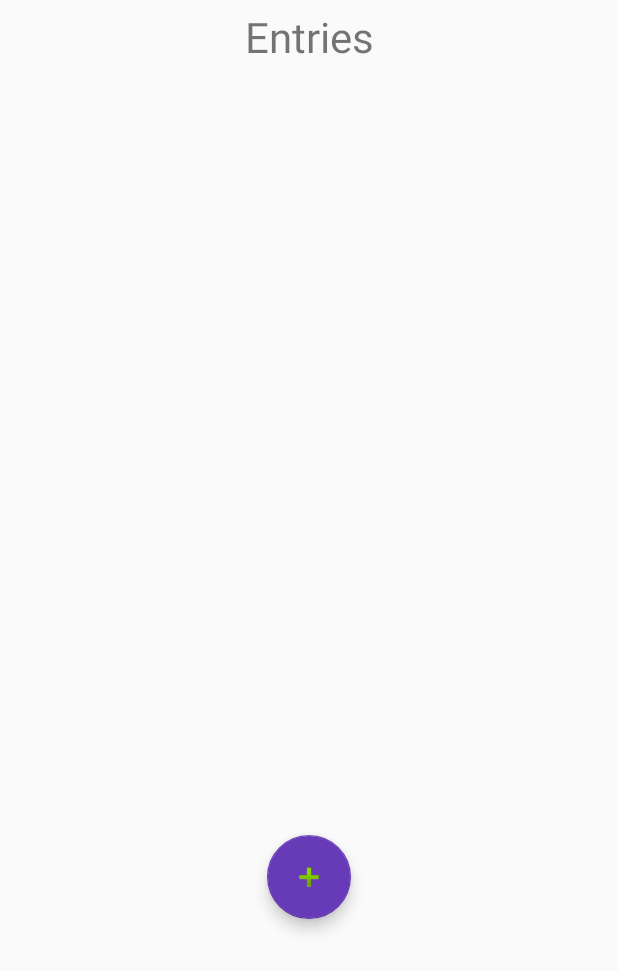
After one commit to MyPAM/MyPAM, an Android app: the layout fragment_entries.xml on its own in the app's theme, with its tools: preview values and no code run, on a phone screen of 412 x 824 dp. The commit adds this screen. Shown: the top 971 px of the screen. Run offline under Robolectric (Android 15) with nearby library versions, the phone set to English and light mode, and no system bars.

Commit message:
Created the Entries Database and gridview to show the list of entries

```diff
--- a/app/src/main/java/com/comp231/mypam/ui/accounts/AccountFragment.java
+++ b/app/src/main/java/com/comp231/mypam/ui/accounts/AccountFragment.java
@@ -4,7 +4,6 @@ import android.content.Context;
 import android.content.Intent;
 import android.os.Build;
 import android.os.Bundle;
-import android.util.Log;
 import android.view.LayoutInflater;
 import android.view.View;
 import android.view.ViewGroup;
@@ -21,7 +20,6 @@ import androidx.lifecycle.ViewModelProviders;
 
 import com.comp231.mypam.AccountInfo;
 import com.comp231.mypam.AccountItemAdapterListView;
-import com.comp231.mypam.CategoryActivity;
 import com.comp231.mypam.R;
 import com.comp231.mypam.database.DataSource;
 import com.comp231.mypam.model.Account;
--- /dev/null
+++ b/app/src/main/res/layout/fragment_entries.xml
@@ -0,0 +1,51 @@
+<?xml version="1.0" encoding="utf-8"?>
+<RelativeLayout
+    xmlns:android="http://schemas.android.com/apk/res/android"
+    xmlns:app="http://schemas.android.com/apk/res-auto"
+    xmlns:tools="http://schemas.android.com/tools"
+    android:layout_width="match_parent"
+    android:layout_height="match_parent"
+    tools:context=".EntryActivity">
+
+    <TextView
+        android:id="@+id/textView"
+        android:layout_width="match_parent"
+        android:layout_height="wrap_content"
+        android:gravity="center_horizontal"
+        android:paddingTop="5dp"
+        android:paddingBottom="5dp"
+        android:text="@string/entries"
+        android:textSize="28sp"
+        app:layout_constraintEnd_toStartOf="@android:id/list"
+        app:layout_constraintRight_toRightOf="parent"
+        app:layout_constraintStart_toEndOf="parent"
+        app:layout_constraintTop_toTopOf="@android:id/list" />
+
+    <GridView
+        android:id="@android:id/list"
+        android:layout_width="match_parent"
+        android:layout_height="508dp"
+        android:layout_below="@id/textView"
+        android:paddingBottom="10dp"
+        android:columnWidth="75dip"
+        android:gravity="center"
+        android:horizontalSpacing="5dip"
+        android:numColumns="3"
+        android:stretchMode="columnWidth"
+        android:verticalSpacing="10dip"/>
+
+    <com.google.android.material.floatingactionbutton.FloatingActionButton
+        android:id="@+id/fabAdd"
+        android:layout_width="wrap_content"
+        android:layout_height="wrap_content"
+        android:layout_below="@android:id/list"
+        android:layout_centerHorizontal="true"
+        android:background="#673AB7"
+        android:clickable="true"
+        android:focusable="auto"
+        android:paddingTop="15dp"
+        app:backgroundTint="#673AB7"
+        app:srcCompat="@android:drawable/ic_input_add" />
+
+
+</RelativeLayout>
--- a/app/src/main/res/menu/activity_home_drawer.xml
+++ b/app/src/main/res/menu/activity_home_drawer.xml
@@ -16,5 +16,9 @@
             android:id="@+id/nav_slideshow"
             android:icon="@drawable/ic_menu_slideshow"
             android:title="@string/menu_slideshow" />
+        <item
+            android:id="@+id/nav_entries"
+            android:icon="@android:drawable/ic_menu_edit"
+            android:title="@string/entries" />
     </group>
 </menu>
--- a/app/src/main/res/navigation/mobile_navigation.xml
+++ b/app/src/main/res/navigation/mobile_navigation.xml
@@ -40,4 +40,9 @@
         android:name="com.comp231.mypam.ui.accounts.AccountFragment"
         android:label="@string/menu_slideshow"
         tools:layout="@layout/fragment_slideshow" />
+    <fragment
+        android:id="@+id/nav_entries"
+        android:name="com.comp231.mypam.ui.entries.EntriesFragment"
+        android:label="@string/menu_entries"
+        tools:layout="@layout/fragment_entries" />
 </navigation>
--- a/app/src/main/res/values/strings.xml
+++ b/app/src/main/res/values/strings.xml
@@ -29,5 +29,7 @@
     <string name="hello_blank_fragment">Hello blank fragment</string>
     <string name="title_activity_home">HomeActivity</string>
     <string name="accounts">Accounts</string>
+    <string name="entries">Entries</string>
+    <string name="menu_entries">Entries</string>
 
 </resources>
```
Also changed, not shown: app/src/main/AndroidManifest.xml (+12 -13 lines), app/src/main/java/com/comp231/mypam/EntryActivity.java (added, +28 -0 lines), app/src/main/java/com/comp231/mypam/EntryItemAdapterListView.java (added, +51 -0 lines), app/src/main/java/com/comp231/mypam/database/DBHelper.java (+4 -4 lines), app/src/main/java/com/comp231/mypam/database/DataSource.java (+50 -2 lines), app/src/main/java/com/comp231/mypam/database/EntriesTable.java (+10 -6 lines), app/src/main/java/com/comp231/mypam/model/Entry.java (+17 -1 lines), app/src/main/java/com/comp231/mypam/sample/SampleDataProvider.java (+26 -1 lines), app/src/main/java/com/comp231/mypam/ui/entries/EntriesFragment.java (added, +118 -0 lines), app/src/main/res/layout/activity_entry.xml (added, +9 -0 lines), app/src/main/res/layout/sample_entries.xml (added, +17 -0 lines), app/src/main/res/values/attrs_entries.xml (added, +8 -0 lines).
